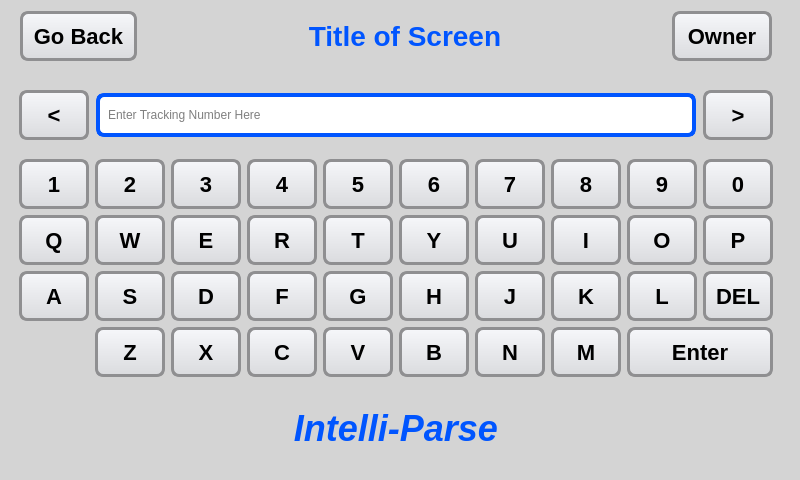
Above: basemainwindow.ui from AAERO13/Senior-Design before the change. Below: the same form after it.
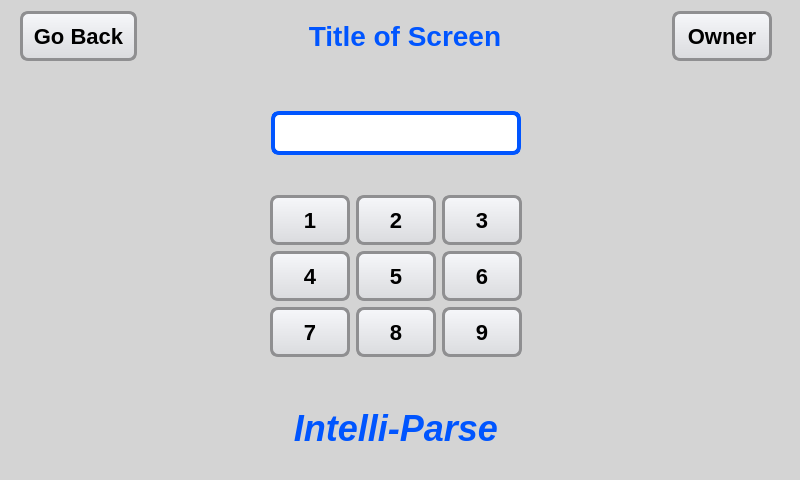
That is the form after the change. Icons and pictures are not drawn.

Commit message: added login page with no keyboard control yet

```diff
--- a/basemainwindow.ui
+++ b/basemainwindow.ui
@@ -262,10 +262,10 @@
         </item>
        </layout>
       </item>
-      <item row="3" column="0">
+      <item row="3" column="0" alignment="Qt::AlignHCenter">
        <widget class="QStackedWidget" name="stackedWidget">
         <property name="currentIndex">
-         <number>2</number>
+         <number>3</number>
         </property>
         <widget class="QWidget" name="FirstPage">
          <property name="styleSheet">
@@ -768,6 +768,171 @@
           </item>
          </layout>
         </widget>
+        <widget class="QWidget" name="Login">
+         <property name="styleSheet">
+          <string notr="true">QPushButton {
+	font: bold 22px Arial;
+	color: black;
+    border: 3px solid #8f8f91;
+    border-radius: 8px;
+    padding-left: 10px;
+    padding-right: 10px;
+    background-color: qlineargradient(x1: 0, y1: 0, x2: 0, y2: 1, stop: 0 #f6f7fa, stop: 1 #dadbde);
+    min-width: 44px;   /* 6 less because of the padding*/
+    min-height: 44px; /* 6 less because of the padding*/
+}
+
+QPushButton:hover, QPushButton:focus {
+	color: black;
+    border: 3px solid red;
+    background-color: qlineargradient(x1: 0, y1: 0, x2: 0, y2: 1, stop: 0 #f6f7fa, stop: 1 #dadbde);
+}
+
+QPushButton:pressed {
+	color: white;
+	border: 3px solid #8f8f91;
+    background-color: qlineargradient(x1: 0, y1: 0, x2: 0, y2: 1, stop: 0 #0055ff, stop: 1 #003cb6);
+}
+
+QPushButton:disabled {
+	color: #d4d4d4;
+	border: 3px solid #d4d4d4;
+}
+
+/********Line Edit*********/
+
+QLineEdit {
+  font: bold 16pt &quot;Liberation Sans Narrow&quot;;
+  color: black;
+  border: 1px solid #ccc;
+  padding: 3px 6px;
+  border-radius: 8px;
+  margin: 1%;
+  background:white;
+  /*background-color:transparent;*/
+  border:4px solid #0055ff;
+  min-height: 30px;
+  max-height: 30px;
+}
+
+QLineEdit:hover, QLineEdit:focus{background:none; border:4px solid red}
+
+QLineEdit:disabled{
+  background:grey;
+  border-right:4px solid #bbb;
+  border-left:4px solid #bbb;
+}
+QLineEdit:read-only,QLineEdit:hover:read-only {
+  background:url(:/images/ControlButtons/txbx_readonly.png) no-repeat center;
+  border:3px solid #eee;  
+  border-left: 4px solid #ddd;  
+  border-right: 4px solid #ddd; 
+}
+</string>
+         </property>
+         <layout class="QHBoxLayout" name="horizontalLayout_7">
+          <item>
+           <spacer name="horizontalSpacer_4">
+            <property name="orientation">
+             <enum>Qt::Horizontal</enum>
+            </property>
+            <property name="sizeHint" stdset="0">
+             <size>
+              <width>40</width>
+              <height>20</height>
+             </size>
+            </property>
+           </spacer>
+          </item>
+          <item>
+           <layout class="QVBoxLayout" name="verticalLayout">
+            <item>
+             <widget class="QLineEdit" name="lineEdit"/>
+            </item>
+            <item>
+             <layout class="QGridLayout" name="gridLayout_5">
+              <item row="7" column="1">
+               <widget class="QPushButton" name="pb2_num8">
+                <property name="text">
+                 <string>8</string>
+                </property>
+               </widget>
+              </item>
+              <item row="0" column="1">
+               <widget class="QPushButton" name="pb2_num2">
+                <property name="text">
+                 <string>2</string>
+                </property>
+               </widget>
+              </item>
+              <item row="3" column="1">
+               <widget class="QPushButton" name="pb2_num5">
+                <property name="text">
+                 <string>5</string>
+                </property>
+               </widget>
+              </item>
+              <item row="3" column="0">
+               <widget class="QPushButton" name="pb2_num4">
+                <property name="text">
+                 <string>4</string>
+                </property>
+               </widget>
+              </item>
+              <item row="7" column="2">
+               <widget class="QPushButton" name="pb2_num9">
+                <property name="text">
+                 <string>9</string>
+                </property>
+               </widget>
+              </item>
+              <item row="7" column="0">
+               <widget class="QPushButton" name="pb2_num7">
+                <property name="text">
+                 <string>7</string>
+                </property>
+               </widget>
+              </item>
+              <item row="0" column="0">
+               <widget class="QPushButton" name="pb2_num1">
+                <property name="text">
+                 <string>1</string>
+                </property>
+               </widget>
+              </item>
+              <item row="3" column="2">
+               <widget class="QPushButton" name="pb2_num">
+                <property name="text">
+                 <string>6</string>
+                </property>
+               </widget>
+              </item>
+              <item row="0" column="2">
+               <widget class="QPushButton" name="pb2_num3">
+                <property name="text">
+                 <string>3</string>
+                </property>
+               </widget>
+              </item>
+             </layout>
+            </item>
+           </layout>
+          </item>
+          <item>
+           <spacer name="horizontalSpacer_5">
+            <property name="orientation">
+             <enum>Qt::Horizontal</enum>
+            </property>
+            <property name="sizeHint" stdset="0">
+             <size>
+              <width>40</width>
+              <height>20</height>
+             </size>
+            </property>
+           </spacer>
+          </item>
+         </layout>
+        </widget>
        </widget>
       </item>
      </layout>
```
Left out of the diff: 58 changed lines with no effect on the pictures. The commit also changes 7 other files.
